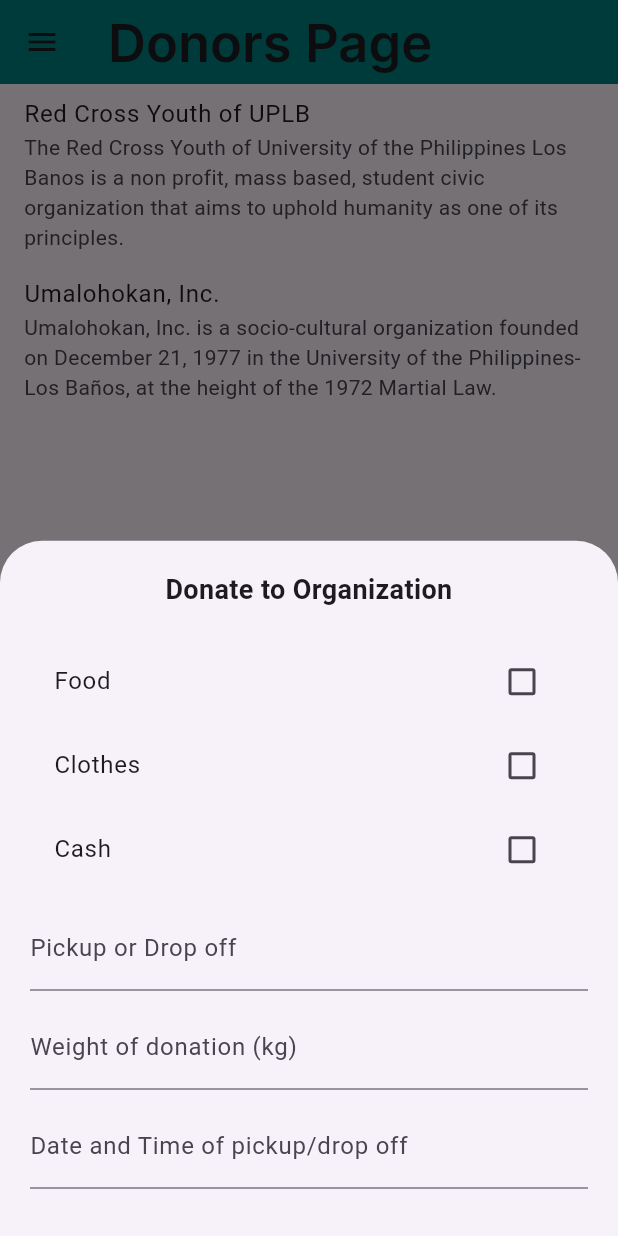
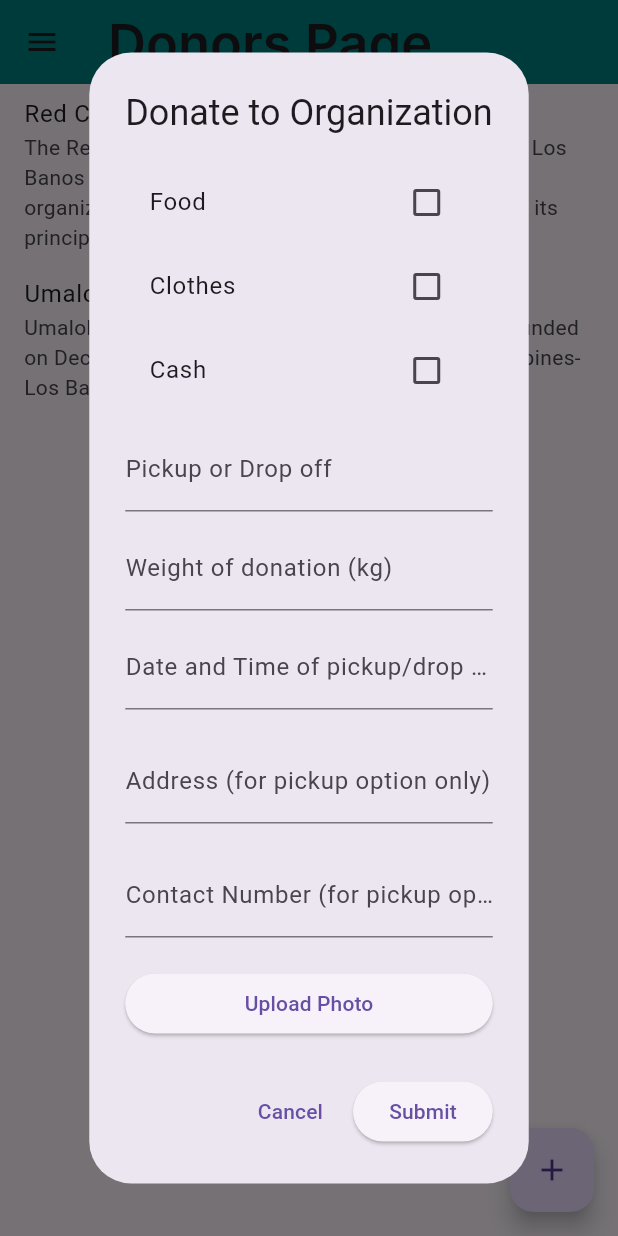
Before and after one commit to ianberana/CMSC-23-Project, a Flutter app: the DonorPage screen opened directly, after a tap on "Red Cross Youth of UPLB", on a phone screen of 412 x 824 dp. Run offline on Flutter 3.47's test engine with Material 3 defaults, Android fonts, the phone set to English and light mode, and no system bars; our stand-ins replace cloud_firestore, file_picker, firebase_auth, firebase_core, firebase_storage, google_fonts and 2 more; accounts and stored records are empty.

```diff
--- a/lib/main.dart
+++ b/lib/main.dart
@@ -3,6 +3,7 @@
   Date: updated May 27, 2024
   Description: Elbi Donation System
 */
+import 'package:elbi_donate/providers/donation_provider.dart';
 import 'package:firebase_core/firebase_core.dart';
 import 'package:flutter/material.dart';
 import 'package:provider/provider.dart';
@@ -29,6 +30,7 @@ Future<void> main() async {
         ChangeNotifierProvider(create: ((context) => DonorListProvider())),
         ChangeNotifierProvider(create: ((context) => OrgListProvider())),
         ChangeNotifierProvider(create: ((context) => ProofProvider())),
+        ChangeNotifierProvider(create: ((context) => DonationListProvider()))
       ],
       child: MyApp(),
     ),
--- a/lib/pages/donor/donor_page.dart
+++ b/lib/pages/donor/donor_page.dart
@@ -95,7 +95,7 @@ class _DonorPageState extends State<DonorPage> {
 
     File? selectedPhoto;
 
-    showModalBottomSheet(
+    showDialog(
       context: context,
       builder: (BuildContext context) {
         Future<void> pickImage() async {
@@ -109,22 +109,13 @@ class _DonorPageState extends State<DonorPage> {
 
         return StatefulBuilder(
           builder: (BuildContext context, StateSetter setState) {
-            return SingleChildScrollView(
-              child: Container(
-                padding: EdgeInsets.all(20),
+            return AlertDialog(
+              title: Text("Donate to Organization"),
+              content: SingleChildScrollView(
                 child: Column(
                   crossAxisAlignment: CrossAxisAlignment.stretch,
                   mainAxisSize: MainAxisSize.min,
                   children: [
-                    Text(
-                      "Donate to Organization",
-                      style: TextStyle(
-                        fontSize: 18,
-                        fontWeight: FontWeight.bold,
-                      ),
-                      textAlign: TextAlign.center,
-                    ),
-                    SizedBox(height: 20),
                     // Checkbox group for donation items
                     for (String item in donationItems)
                       CheckboxListTile(
@@ -178,6 +169,16 @@ class _DonorPageState extends State<DonorPage> {
                       SizedBox(height: 10),
                       Image.file(selectedPhoto!),
                     ],
+                  ],
+                ),
+              ),
+              actions: [
+                TextButton(
+                  onPressed: () {
+                    Navigator.pop(context);
+                  },
+                  child: Text("Cancel"),
+                ),
                 ElevatedButton(
                   onPressed: () async {
                     Donation donation = Donation(
@@ -190,19 +191,19 @@ class _DonorPageState extends State<DonorPage> {
                       contact: contactController.text,
                       donorId: "VLYloaQO4QwZS8Ve0ouE",
                       orgId: '',
+                      photo: "",
                     );
+                    print(donation);
 
-                        // // Add the donation to your provider
+                    // Add the donation to your provider
                     await context.read<DonationListProvider>().addDonation(donation, selectedPhoto!);
-
-                        // Close the bottom sheet
+                    print("huh");
+                    // Close the dialog
                     Navigator.pop(context);
                   },
                   child: Text("Submit"),
                 ),
               ],
-                ),
-              ),
             );
           },
         );
```
Lines whose indentation alone changed are shown as unchanged.
